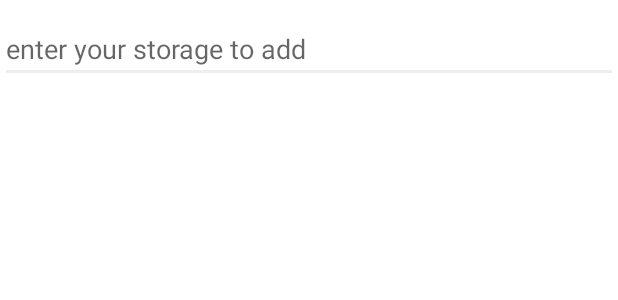
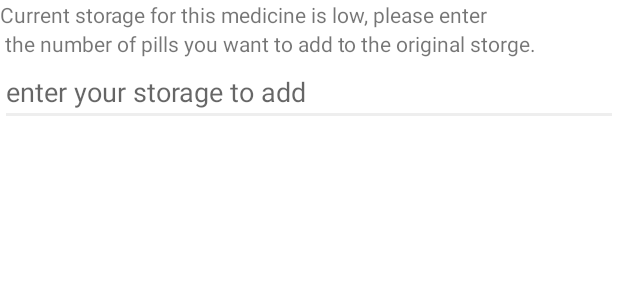
Before and after one commit to ece1778-2021/UHealth, an Android app: the layout storage_updater.xml on its own in the app's theme, with its tools: preview values and no code run, on a phone screen of 412 x 824 dp. Shown: the top 300 px of the screen. Run offline under Robolectric (Android 15) with nearby library versions, the phone set to English and light mode, and no system bars.

Commit message:
adding explanation for storage remider

```diff
--- a/Uhealth/app/src/main/res/layout/storage_updater.xml
+++ b/Uhealth/app/src/main/res/layout/storage_updater.xml
@@ -7,13 +7,31 @@
 
 
     >
+    <TextView
+        android:id="@+id/storage_explainder"
+        android:layout_width="match_parent"
+        android:layout_height="wrap_content"
+        android:text="Current storage for this medicine is low, please enter"
+        android:layout_alignParentTop="true"
+
+
+        android:layout_alignParentStart="true"/>
+    <TextView
+        android:id="@+id/storage_explainder_p2"
+        android:layout_width="match_parent"
+        android:layout_height="wrap_content"
+        android:text=" the number of pills you want to add to the original storge."
+       android:layout_below="@+id/storage_explainder"
+
+        android:layout_alignParentStart="true"/>
     <EditText
         android:id="@+id/medication_storage_updater"
         android:layout_width="match_parent"
         android:layout_height="wrap_content"
-        android:layout_marginTop="10dp"
+
         android:layout_centerHorizontal="true"
         android:hint="enter your storage to add"
+        android:layout_below="@+id/storage_explainder_p2"
         android:inputType="number"
         tools:ignore="Autofill" />
 
```
